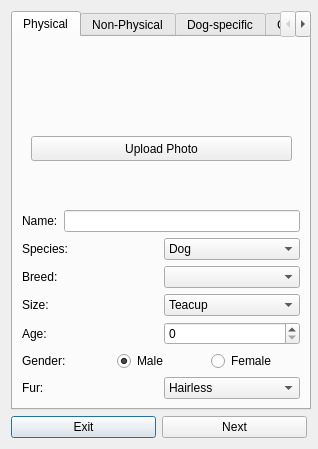
ashleefoureyes/quackjaws, file deliverable2-code/addanimal.ui: the form before one commit.
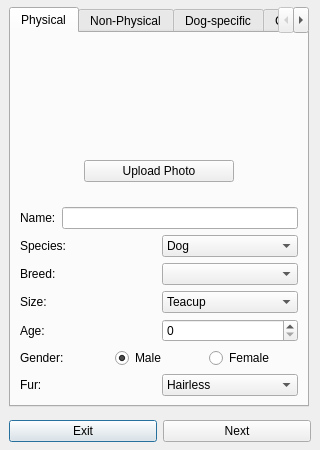
The form after the commit. The open tabs and pages were chosen to show the change.

Commit message: Add animal ui slight change

```diff
--- a/deliverable2-code/addanimal.ui
+++ b/deliverable2-code/addanimal.ui
@@ -9,26 +9,41 @@
    <rect>
     <x>0</x>
     <y>0</y>
-    <width>318</width>
-    <height>449</height>
+    <width>320</width>
+    <height>450</height>
    </rect>
   </property>
   <property name="minimumSize">
    <size>
-    <width>300</width>
-    <height>425</height>
+    <width>320</width>
+    <height>450</height>
    </size>
   </property>
   <property name="maximumSize">
    <size>
-    <width>318</width>
-    <height>449</height>
+    <width>320</width>
+    <height>450</height>
    </size>
   </property>
   <property name="windowTitle">
    <string>Dialog</string>
   </property>
   <layout class="QGridLayout" name="gridLayout">
+   <property name="leftMargin">
+    <number>9</number>
+   </property>
+   <property name="topMargin">
+    <number>0</number>
+   </property>
+   <property name="rightMargin">
+    <number>9</number>
+   </property>
+   <property name="bottomMargin">
+    <number>0</number>
+   </property>
+   <property name="horizontalSpacing">
+    <number>6</number>
+   </property>
    <item row="1" column="0">
     <widget class="QPushButton" name="bExit">
      <property name="text">
@@ -70,25 +85,19 @@
       <layout class="QVBoxLayout" name="verticalLayout_3">
        <item>
         <widget class="QWidget" name="widget_3" native="true">
+         <layout class="QGridLayout" name="gridLayout_2">
+          <item row="0" column="0">
          <widget class="QLabel" name="lbAnimalPhoto">
-          <property name="geometry">
-           <rect>
-            <x>70</x>
-            <y>0</y>
-            <width>150</width>
-            <height>75</height>
-           </rect>
-          </property>
           <property name="minimumSize">
            <size>
             <width>150</width>
-            <height>75</height>
+              <height>85</height>
            </size>
           </property>
           <property name="maximumSize">
            <size>
             <width>150</width>
-            <height>75</height>
+              <height>85</height>
            </size>
           </property>
           <property name="text">
@@ -98,19 +107,15 @@
            <set>Qt::AlignCenter</set>
           </property>
          </widget>
+          </item>
+          <item row="1" column="0">
          <widget class="QPushButton" name="bUpload">
-          <property name="geometry">
-           <rect>
-            <x>9</x>
-            <y>90</y>
-            <width>261</width>
-            <height>25</height>
-           </rect>
-          </property>
           <property name="text">
            <string>Upload Photo</string>
           </property>
          </widget>
+          </item>
+         </layout>
         </widget>
        </item>
        <item>
```
Left out of the diff: 80 changed lines with no effect on the pictures. Lines whose indentation alone changed are shown as unchanged. The commit also changes 4 other files.
